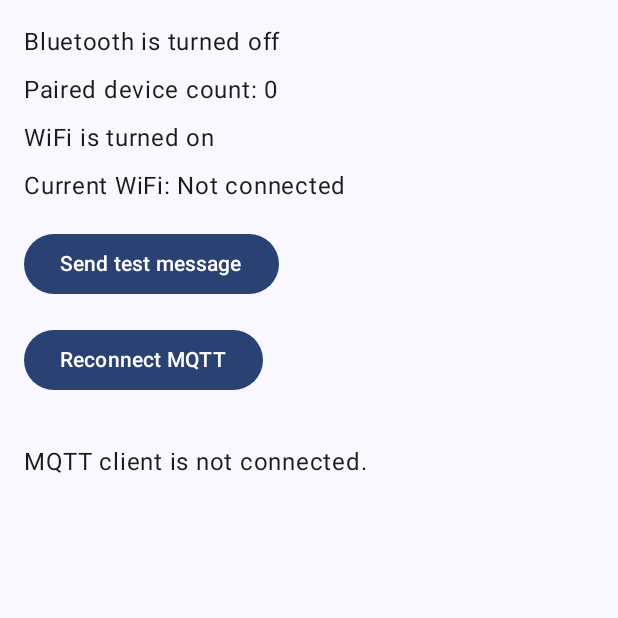
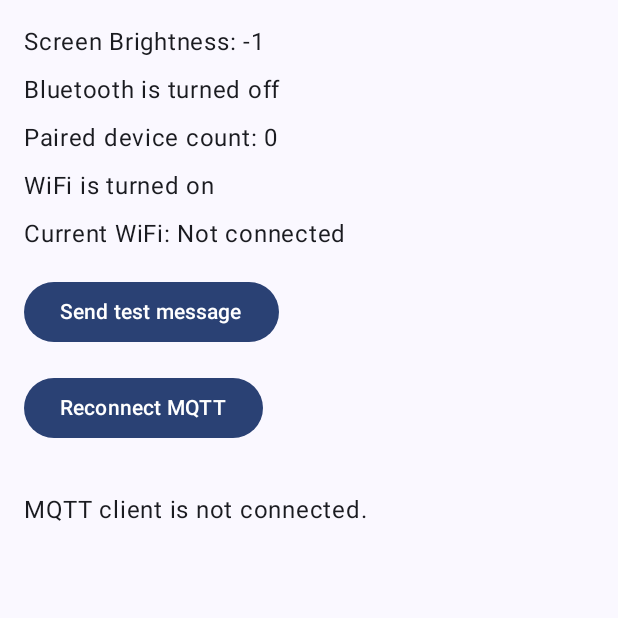
Before and after one commit to WuTao1103/AndroidMonitorSystem, an Android app built with Jetpack Compose: the screen it shows after launch (MainActivity), after a tap on "Send test message", on a phone screen of 412 x 824 dp, the top half of it. Run offline under Robolectric (Android 15) with nearby library versions, the phone set to English and light mode, and no system bars; our stand-ins replace livedata-compose; libraries missing offline, so code that uses them is left out: com.amazonaws.mobileconnectors; 7 statements that could not run were skipped.

Commit message:
add screenbright

```diff
--- a/app/src/main/AndroidManifest.xml
+++ b/app/src/main/AndroidManifest.xml
@@ -5,9 +5,11 @@
     <uses-permission android:name="android.permission.BLUETOOTH" />
     <uses-permission android:name="android.permission.BLUETOOTH_ADMIN" />
     <uses-permission android:name="android.permission.ACCESS_FINE_LOCATION" />
+    <uses-permission android:name="android.permission.ACCESS_COARSE_LOCATION" />
     <uses-permission android:name="android.permission.BLUETOOTH_CONNECT" />
     <uses-permission android:name="android.permission.ACCESS_WIFI_STATE" />
     <uses-permission android:name="android.permission.ACCESS_NETWORK_STATE" />
+    <uses-permission android:name="android.permission.WRITE_SETTINGS" />
 
     <application
         android:allowBackup="true"
--- a/app/src/main/java/com/example/myapplication/MainActivity.kt
+++ b/app/src/main/java/com/example/myapplication/MainActivity.kt
@@ -20,6 +20,8 @@ import androidx.core.app.ActivityCompat
 import com.example.myapplication.ui.theme.MyApplicationTheme
 import com.example.myapplication.bluetooth.BluetoothMonitor
 import com.example.myapplication.wifi.WifiMonitor
+import com.example.myapplication.screenbright.ScreenBrightnessMonitor
+
 import com.amazonaws.mobileconnectors.iot.AWSIotMqttManager
 import com.amazonaws.mobileconnectors.iot.AWSIotMqttQos
 import com.amazonaws.mobileconnectors.iot.AWSIotMqttClientStatusCallback
@@ -34,6 +36,13 @@ import javax.net.ssl.SSLContext
 import android.os.Handler
 import android.os.Looper
 import org.json.JSONObject
+import android.content.ContentResolver
+import android.provider.Settings
+import android.content.Intent
+import android.net.Uri
+
+
+
 
 class MainActivity : ComponentActivity() {
     private val customerSpecificEndpoint = "aiier2of1blw9-ats.iot.us-east-1.amazonaws.com"
@@ -47,6 +56,8 @@ class MainActivity : ComponentActivity() {
     private var connectionAttempts = 0
     private val maxConnectionAttempts = 5
 
+    private lateinit var screenBrightnessMonitor: ScreenBrightnessMonitor
+
     override fun onCreate(savedInstanceState: Bundle?) {
         super.onCreate(savedInstanceState)
         Log.d("MainActivity", "onCreate called")
@@ -59,6 +70,9 @@ class MainActivity : ComponentActivity() {
         bluetoothMonitor = BluetoothMonitor(this)
         wifiMonitor = WifiMonitor(this)
 
+        // Initialize ScreenBrightnessMonitor
+        screenBrightnessMonitor = ScreenBrightnessMonitor(this)
+
         setContent {
             MyApplicationTheme {
                 Scaffold(modifier = Modifier.fillMaxSize()) { innerPadding ->
@@ -69,6 +83,15 @@ class MainActivity : ComponentActivity() {
 
         copyFilesToInternalStorage()
         connectToAWSIoT()
+
+        val brightness = getScreenBrightness(contentResolver)
+        Log.d("ScreenBrightness", "Current screen brightness: $brightness")
+
+        if (!Settings.System.canWrite(this)) {
+            val intent = Intent(Settings.ACTION_MANAGE_WRITE_SETTINGS)
+            intent.data = Uri.parse("package:$packageName")
+            startActivity(intent)
+        }
     }
 
     private fun requestPermissions() {
@@ -90,11 +113,7 @@ class MainActivity : ComponentActivity() {
 
     @Composable
     fun MainScreen(innerPadding: PaddingValues) {
-        // Observe Bluetooth and WiFi status
-        val isBluetoothEnabled by bluetoothMonitor.bluetoothState.observeAsState(false)
-        val pairedDevices by bluetoothMonitor.pairedDevices.observeAsState(emptyList())
-        val isWifiEnabled by wifiMonitor.wifiState.observeAsState(false)
-        val connectedWifiSSID by wifiMonitor.connectedWifiSSID.observeAsState("Not connected")
+        val brightness by screenBrightnessMonitor.screenBrightness.observeAsState(-1)
 
         Column(
             modifier = Modifier
@@ -102,6 +121,18 @@ class MainActivity : ComponentActivity() {
                 .fillMaxSize()
                 .padding(16.dp)
         ) {
+            // Display screen brightness
+            Text(
+                text = "Screen Brightness: $brightness",
+                modifier = Modifier.padding(bottom = 8.dp)
+            )
+
+            // Observe Bluetooth and WiFi status
+            val isBluetoothEnabled by bluetoothMonitor.bluetoothState.observeAsState(false)
+            val pairedDevices by bluetoothMonitor.pairedDevices.observeAsState(emptyList())
+            val isWifiEnabled by wifiMonitor.wifiState.observeAsState(false)
+            val connectedWifiSSID by wifiMonitor.connectedWifiSSID.observeAsState("Not connected")
+
             // Bluetooth status display
             Text(
                 text = if (isBluetoothEnabled) "Bluetooth is turned on" else "Bluetooth is turned off",
@@ -384,4 +415,13 @@ class MainActivity : ComponentActivity() {
         // Clean up Bluetooth resources
         bluetoothMonitor.cleanup()
     }
+
+    fun getScreenBrightness(contentResolver: ContentResolver): Int {
+        return try {
+            Settings.System.getInt(contentResolver, Settings.System.SCREEN_BRIGHTNESS)
+        } catch (e: Settings.SettingNotFoundException) {
+            Log.e("ScreenBrightness", "Error getting screen brightness", e)
+            -1
+        }
+    }
 }
--- /dev/null
+++ b/app/src/main/java/com/example/myapplication/screenbright/ScreenBrightnessMonitor.kt
@@ -0,0 +1,33 @@
+package com.example.myapplication.screenbright
+
+
+import android.content.ContentResolver
+import android.content.Context
+import android.provider.Settings
+import android.util.Log
+import androidx.lifecycle.LiveData
+import androidx.lifecycle.MutableLiveData
+
+class ScreenBrightnessMonitor(private val context: Context) {
+
+    // LiveData to observe screen brightness
+    private val _screenBrightness = MutableLiveData<Int>()
+    val screenBrightness: LiveData<Int> get() = _screenBrightness
+
+    init {
+        updateScreenBrightness()
+    }
+
+    private fun updateScreenBrightness() {
+        _screenBrightness.value = getScreenBrightness(context.contentResolver)
+    }
+
+    private fun getScreenBrightness(contentResolver: ContentResolver): Int {
+        return try {
+            Settings.System.getInt(contentResolver, Settings.System.SCREEN_BRIGHTNESS)
+        } catch (e: Settings.SettingNotFoundException) {
+            Log.e("ScreenBrightness", "Error getting screen brightness", e)
+            -1
+        }
+    }
+}
```
